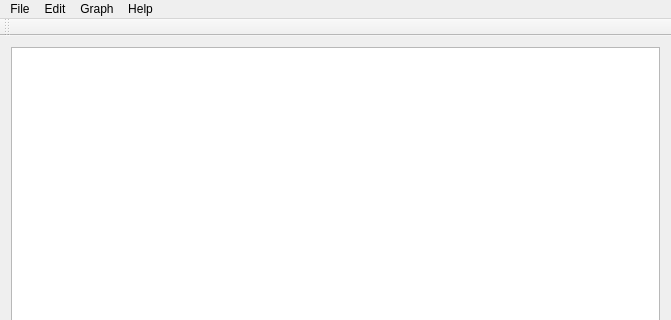
Old version of the form qtoma2.ui in the repository mblong/qtoma2; both pictures show x 0 to 671 and y 0 to 320 of the 671 by 458 pixel window.
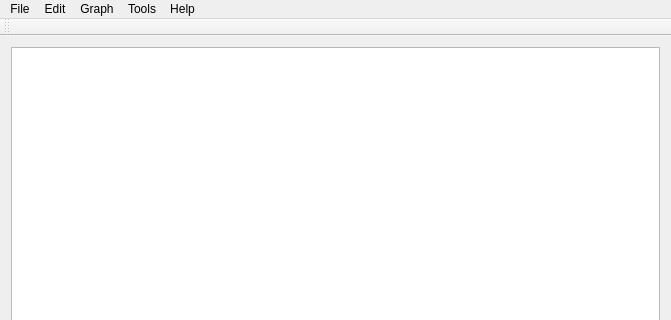
New version of the form. Custom widgets are drawn as their Qt base class.

Commit message: trying to upgrade menus

```diff
--- a/qtoma2.ui
+++ b/qtoma2.ui
@@ -58,9 +58,16 @@
     </property>
     <addaction name="actionOma2_Help"/>
    </widget>
+   <widget class="QMenu" name="menuTools">
+    <property name="title">
+     <string>Tools</string>
+    </property>
+    <addaction name="actionPreferences"/>
+   </widget>
    <addaction name="menuFile"/>
    <addaction name="menuEdit"/>
    <addaction name="menuGraph"/>
+   <addaction name="menuTools"/>
    <addaction name="menuHelp"/>
   </widget>
   <widget class="QToolBar" name="mainToolBar">
```
Left out of the diff: 31 changed lines with no effect on the pictures. The commit also changes 2 other files.
